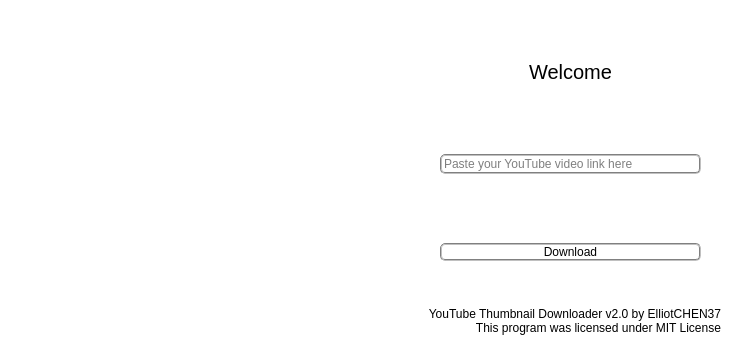
Old version of the form ui_main.ui in the repository ElliotCHEN37/YouTubeThumbnailDownloader.
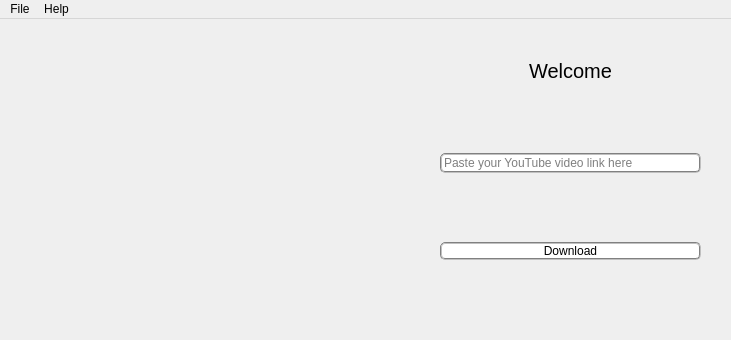
New version of the form. Icons and pictures are not drawn.

What changed in the file:
```diff
--- a/ui_main.ui
+++ b/ui_main.ui
@@ -17,7 +17,7 @@
    <string>&lt;html&gt;&lt;head/&gt;&lt;body&gt;&lt;p&gt;Paste your YouTube video link here, e.g. &lt;a href=&quot;https://www.youtube.com/watch?v=dQw4w9WgXcQ&quot;&gt;&lt;span style=&quot; text-decoration: underline; color:#0000ff;&quot;&gt;https://www.youtube.com/watch?v=dQw4w9WgXcQ&lt;/span&gt;&lt;/a&gt;&lt;/p&gt;&lt;/body&gt;&lt;/html&gt;</string>
   </property>
   <property name="styleSheet">
-   <string notr="true">background-color:rgb(255, 255, 255)</string>
+   <string notr="true"/>
   </property>
   <property name="locale">
    <locale language="English" country="UnitedStates"/>
@@ -27,7 +27,7 @@
     <property name="geometry">
      <rect>
       <x>38</x>
-      <y>40</y>
+      <y>20</y>
       <width>350</width>
       <height>250</height>
      </rect>
@@ -52,7 +52,7 @@
     <property name="geometry">
      <rect>
       <x>440</x>
-      <y>60</y>
+      <y>40</y>
       <width>261</width>
       <height>201</height>
      </rect>
@@ -149,6 +149,7 @@
        <property name="styleSheet">
         <string notr="true">QPushButton
 {
+	background-color: rgb(255, 255, 255);
 	border:2px groove gray;
 	border-radius:5px;
 }
@@ -173,13 +174,35 @@
      </item>
     </layout>
    </widget>
-   <widget class="QLabel" name="label">
+  </widget>
+  <widget class="QMenuBar" name="menuBar">
+   <property name="geometry">
+    <rect>
+     <x>0</x>
+     <y>0</y>
+     <width>731</width>
+     <height>25</height>
+    </rect>
+   </property>
+   <widget class="QMenu" name="menuFile">
+    <property name="font">
+     <font>
+      <family>Arial</family>
+     </font>
+    </property>
+    <property name="title">
+     <string>File</string>
+    </property>
+    <addaction name="actionPaste_YouTube_Video_Link"/>
+    <addaction name="actionExit"/>
+   </widget>
+   <widget class="QMenu" name="menuAbout">
     <property name="geometry">
      <rect>
-      <x>370</x>
-      <y>300</y>
-      <width>351</width>
-      <height>41</height>
+      <x>310</x>
+      <y>151</y>
+      <width>137</width>
+      <height>78</height>
      </rect>
     </property>
     <property name="font">
@@ -187,14 +210,13 @@
       <family>Arial</family>
      </font>
     </property>
-    <property name="text">
-     <string>YouTube Thumbnail Downloader v2.0 by ElliotCHEN37
-This program was licensed under MIT License</string>
+    <property name="title">
+     <string>Help</string>
     </property>
-    <property name="alignment">
-     <set>Qt::AlignRight|Qt::AlignTrailing|Qt::AlignVCenter</set>
-    </property>
+    <addaction name="actionAbout"/>
    </widget>
+   <addaction name="menuFile"/>
+   <addaction name="menuAbout"/>
   </widget>
  </widget>
  <resources>
```
Left out of the diff: 30 changed lines with no effect on the pictures.
